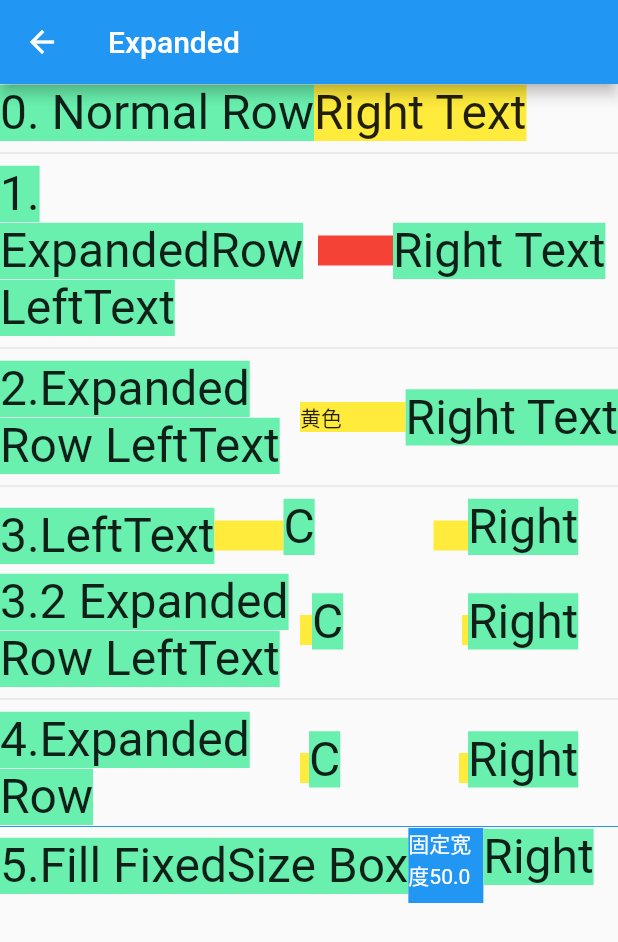
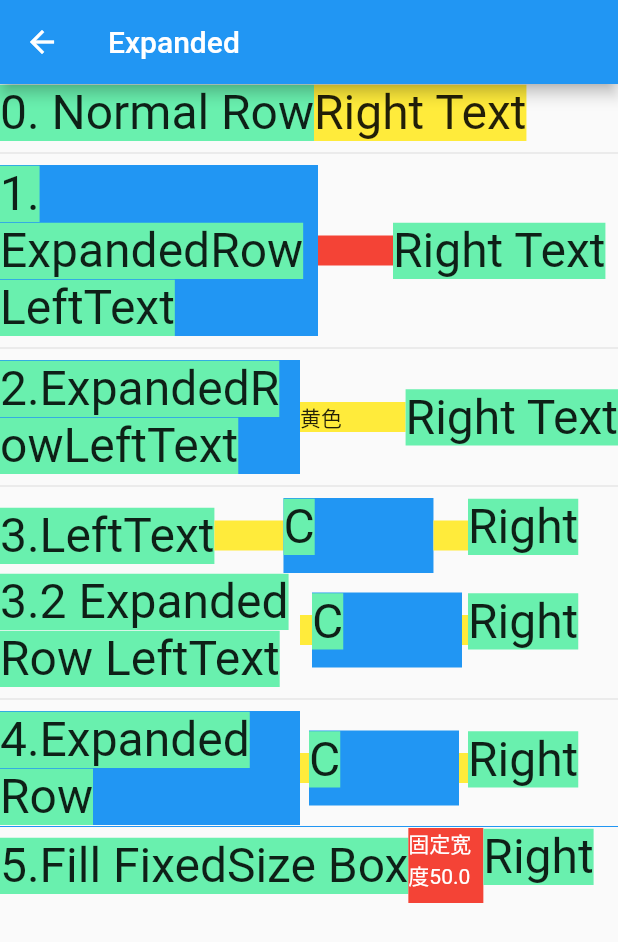
Before and after one commit to fluttercndev/FlutterLearningRecord, a Flutter app: the QiExpanded screen opened directly, on a phone screen of 412 x 824 dp. Shown: the top 942 px of the screen. Run offline on Flutter 3.47's test engine with Material 2 defaults, Android fonts, the phone set to English and light mode, and no system bars; our stand-ins replace dio.

Commit message:
更新Expanded页面

```diff
--- a/flutter_tutorial/lib/Expanded/qi_expanded.dart
+++ b/flutter_tutorial/lib/Expanded/qi_expanded.dart
@@ -45,6 +45,7 @@ class QiExpanded extends StatelessWidget {
     return Row(
       children: <Widget>[
         Container(
+          color: Colors.blue,
           width: 212.0,
           child: Text(
             '1. ExpandedRow LeftText',
@@ -88,10 +89,14 @@ class QiExpanded extends StatelessWidget {
       children: <Widget>[
         Container(
           width: 200.0,
+          color: Colors.blue,
           child: Text(
-            '2.Expanded Row LeftText',
-            style:
-                TextStyle(fontSize: 32.0, backgroundColor: Colors.greenAccent),
+            '2.ExpandedRowLeftText',
+            maxLines: 2,
+            style: TextStyle(
+              fontSize: 32.0,
+              backgroundColor: Colors.greenAccent,
+            ),
           ),
         ),
         Expanded(
@@ -122,7 +127,9 @@ class QiExpanded extends StatelessWidget {
               color: Colors.yellow,
             )),
         Container(
+          color: Colors.blue,
           width: 100.0,
+          // width: 10.0,
           height: 50.0,
           child: Text(
             'C',
@@ -167,6 +174,7 @@ class QiExpanded extends StatelessWidget {
               color: Colors.yellow,
             )),
         Container(
+          color: Colors.blue,
           width: 100.0,
           height: 50.0,
           child: Text(
@@ -199,6 +207,7 @@ class QiExpanded extends StatelessWidget {
       children: <Widget>[
         Container(
           width: 200.0,
+          color: Colors.blue,
           child: Text(
             '4.Expanded Row',
             style:
@@ -212,6 +221,7 @@ class QiExpanded extends StatelessWidget {
               color: Colors.yellow,
             )),
         Container(
+          color: Colors.blue,
           width: 100.0,
           height: 50.0,
           child: Text(
@@ -257,7 +267,8 @@ class QiExpanded extends StatelessWidget {
             ),
             width: 100.0,
             height: 50.0,
-            decoration: BoxDecoration(color: Colors.blue),
+            color: Colors.red,
+            // decoration: BoxDecoration(color: Colors.blue),
           ),
           width: 50.0,
         ),
```
